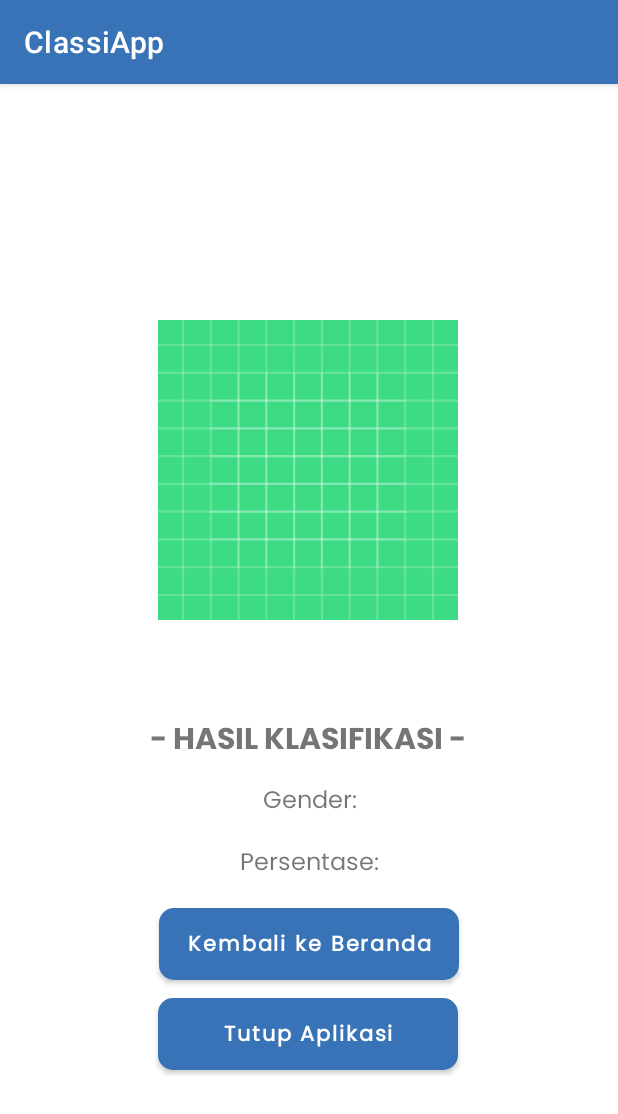
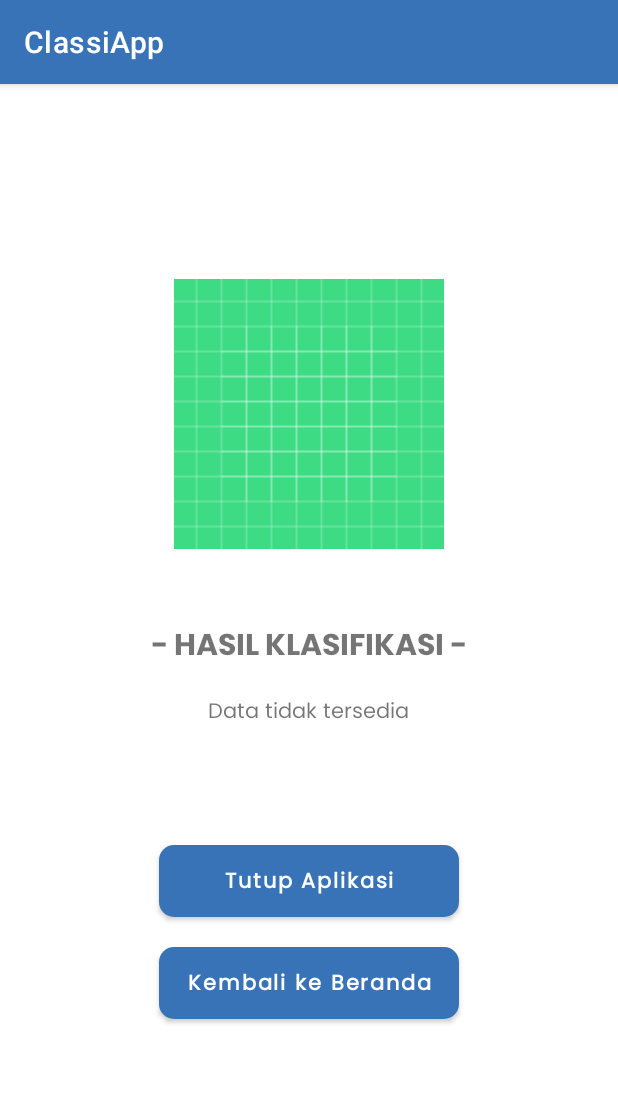
Before and after one commit to winandagreaceas/TA-Classify-MobileApps, an Android app: the ClassificationResultActivity screen opened directly, with no data from a screen before it, on a phone screen of 412 x 824 dp. Shown: the top 1114 px of the screen. Run offline under Robolectric (Android 15) with nearby library versions, the phone set to English and light mode, and no system bars; 1 statement that could not run was skipped.

Commit message:
update-prototipe-ta

```diff
--- a/app/build.gradle.kts
+++ b/app/build.gradle.kts
@@ -49,7 +49,9 @@ dependencies {
     implementation("androidx.constraintlayout:constraintlayout:2.1.4")
     implementation("org.tensorflow:tensorflow-lite-support:0.1.0")
     implementation("org.tensorflow:tensorflow-lite-metadata:0.1.0")
-    implementation("org.tensorflow:tensorflow-lite-gpu:2.3.0")
+//    implementation("org.tensorflow:tensorflow-lite-gpu:2.3.0")
+//    implementation("org.tensorflow:tensorflow-lite-gpu:2.3.0")
+//    implementation("com.google.android.gms:play-services-tflite-acceleration-service:16.0.0-beta01")
     testImplementation("junit:junit:4.13.2")
     androidTestImplementation("androidx.test.ext:junit:1.1.5")
     androidTestImplementation("androidx.test.espresso:espresso-core:3.5.1")
--- a/app/src/main/java/com/example/classiapp_ta2324_10/ClassiApp/ClassificationResultActivity.kt
+++ b/app/src/main/java/com/example/classiapp_ta2324_10/ClassiApp/ClassificationResultActivity.kt
@@ -1,41 +1,42 @@
 package com.example.classiapp_ta2324_10.ClassiApp
+
 import android.content.Intent
-import android.graphics.Bitmap
 import android.net.Uri
+import android.os.Bundle
+import android.widget.Button
+import android.widget.ImageView
+import android.widget.TextView
 import androidx.appcompat.app.AppCompatActivity
-import android.os.Bundle
-import android.provider.MediaStore
 import com.example.classiapp_ta2324_10.R
-import com.example.classiapp_ta2324_10.databinding.ActivityClassificationResultBinding
-import com.example.classiapp_ta2324_10.databinding.ActivityMainBinding
-import org.tensorflow.lite.Interpreter
-import java.io.FileInputStream
-import java.nio.MappedByteBuffer
-import java.nio.channels.FileChannel
 
 class ClassificationResultActivity : AppCompatActivity() {
-    val binding: ActivityClassificationResultBinding by lazy {
-        ActivityClassificationResultBinding.inflate(layoutInflater)
-    }
+    lateinit var btnBeranda: Button
+    lateinit var btnExit: Button
 
     override fun onCreate(savedInstanceState: Bundle?) {
         super.onCreate(savedInstanceState)
-        setContentView(binding.root)
+        setContentView(R.layout.activity_classification_result)
 
-        val imageUriString = intent.getStringExtra("image_uri")
-        val imageUri = Uri.parse(imageUriString)
+        val classificationResult = intent.getStringExtra("textHasil") ?: "Data tidak tersedia"
+        val imageUri = intent.getStringExtra("imageUri")
 
         // Tampilkan gambar pada ImageView
-        binding.imageResult.setImageURI(imageUri)
+        val imageResult = findViewById<ImageView>(R.id.imagePreview)
+        imageResult.setImageURI(Uri.parse(imageUri))
+
+        findViewById<TextView>(R.id.textHasil).text = classificationResult
+
+        btnBeranda = findViewById(R.id.btn_beranda)
+        btnExit = findViewById(R.id.btn_exit)
 
         // Set OnClickListener untuk tombol btn_beranda
-        binding.btnBeranda.setOnClickListener {
+        btnBeranda.setOnClickListener {
             val intent = Intent(this, MainActivity::class.java)
             startActivity(intent)
         }
 
         // Set OnClickListener untuk tombol btn_exit
-        binding.btnExit.setOnClickListener {
+        btnExit.setOnClickListener {
             finishAffinity() // Menutup semua aktivitas dan keluar dari aplikasi
         }
     }
--- a/app/src/main/res/layout/activity_classification_result.xml
+++ b/app/src/main/res/layout/activity_classification_result.xml
@@ -1,5 +1,5 @@
 <?xml version="1.0" encoding="utf-8"?>
-<androidx.constraintlayout.widget.ConstraintLayout xmlns:android="http://schemas.android.com/apk/res/android"
+<RelativeLayout xmlns:android="http://schemas.android.com/apk/res/android"
     xmlns:app="http://schemas.android.com/apk/res-auto"
     xmlns:tools="http://schemas.android.com/tools"
     android:layout_width="match_parent"
@@ -7,95 +7,64 @@
     tools:context=".ClassiApp.ClassificationResultActivity">
 
     <ImageView
-        android:id="@+id/imageResult"
-        android:layout_width="200dp"
-        android:layout_height="300dp"
-        android:layout_alignParentTop="true"
+        android:id="@+id/imagePreview"
+        android:layout_width="180dp"
+        android:layout_height="240dp"
+        android:layout_marginTop="100dp"
+        android:layout_centerHorizontal="true"
         android:contentDescription="Foto"
         android:onClick="pickPhoto"
-        android:src="@drawable/ic_launcher_background"
-        app:layout_constraintBottom_toBottomOf="parent"
-        app:layout_constraintEnd_toEndOf="parent"
-        app:layout_constraintHorizontal_bias="0.497"
-        app:layout_constraintStart_toStartOf="parent"
-        app:layout_constraintTop_toTopOf="parent"
-        app:layout_constraintVertical_bias="0.229" />
+        android:src="@drawable/ic_launcher_background" />
 
     <TextView
-        android:id="@+id/textPercent"
-        style="@style/Text.P5"
+        android:id="@+id/h2_classify"
+        style="@style/TextBold.H3"
         android:layout_width="wrap_content"
         android:layout_height="wrap_content"
-        android:layout_alignParentEnd="true"
-        android:fontFamily="@font/poppins_regular"
-        android:text="@string/percent"
-        android:textAlignment="center"
-        app:layout_constraintBottom_toBottomOf="parent"
-        app:layout_constraintEnd_toEndOf="parent"
-        app:layout_constraintHorizontal_bias="0.501"
-        app:layout_constraintStart_toStartOf="parent"
-        app:layout_constraintTop_toBottomOf="@+id/textGender"
-        app:layout_constraintVertical_bias="0.075" />
+        android:layout_centerHorizontal="true"
+        android:layout_below="@+id/imagePreview"
+        android:layout_marginTop="20dp"
+        android:fontFamily="@font/poppins_bold"
+        android:text="@string/h2_hasil"
+        android:textAlignment="center" />
 
     <TextView
         android:id="@+id/textHasil"
-        style="@style/TextBold.H3"
+        style="@style/Text.P6"
         android:layout_width="wrap_content"
         android:layout_height="wrap_content"
-        android:layout_alignParentEnd="true"
-        android:fontFamily="@font/poppins_bold"
-        android:text="@string/h2_hasil"
-        android:textAlignment="center"
-        app:layout_constraintBottom_toBottomOf="parent"
-        app:layout_constraintEnd_toEndOf="parent"
-        app:layout_constraintHorizontal_bias="0.497"
-        app:layout_constraintStart_toStartOf="parent"
-        app:layout_constraintTop_toBottomOf="@+id/imageResult"
-        app:layout_constraintVertical_bias="0.046" />
+        android:layout_centerHorizontal="true"
+        android:layout_below="@+id/h2_classify"
+        android:layout_marginTop="20dp"
+        android:fontFamily="@font/poppins_regular"
+        android:text="Hasil Klasifikasi Ditampilkan"
+        android:textAlignment="center" />
 
-    <TextView
-        android:id="@+id/textGender"
-        style="@style/Text.P5"
-        android:layout_width="wrap_content"
+    <Button
+        android:id="@+id/btn_exit"
+        style="@style/Text.P6"
+        android:layout_width="200dp"
         android:layout_height="wrap_content"
-        android:layout_alignParentEnd="true"
+        android:layout_centerHorizontal="true"
+        android:layout_below="@+id/textHasil"
+        android:layout_marginTop="80dp"
+        android:background="@drawable/button_rounded"
         android:fontFamily="@font/poppins_regular"
-        android:text="@string/gender"
-        android:textAlignment="center"
-        app:layout_constraintBottom_toBottomOf="parent"
-        app:layout_constraintEnd_toEndOf="parent"
-        app:layout_constraintHorizontal_bias="0.502"
-        app:layout_constraintStart_toStartOf="parent"
-        app:layout_constraintTop_toBottomOf="@+id/textHasil"
-        app:layout_constraintVertical_bias="0.051" />
+        android:text="@string/exitapp_button"
+        android:textAllCaps="false" />
 
     <Button
         android:id="@+id/btn_beranda"
         style="@style/Text.P6"
         android:layout_width="200dp"
         android:layout_height="wrap_content"
+        android:layout_centerHorizontal="true"
+        android:layout_below="@+id/btn_exit"
         android:layout_marginTop="20dp"
         android:background="@drawable/button_rounded"
         android:fontFamily="@font/poppins_regular"
         android:text="@string/backtomain_button"
         android:textAllCaps="false"
-        app:layout_constraintEnd_toEndOf="parent"
-        app:layout_constraintStart_toStartOf="parent"
-        app:layout_constraintTop_toBottomOf="@+id/textPercent" />
+        app:layout_constraintTop_toBottomOf="@+id/textHasil" />
 
-    <Button
-        android:id="@+id/btn_exit"
-        style="@style/Text.P6"
-        android:layout_width="200dp"
-        android:layout_height="wrap_content"
-        android:layout_marginTop="12dp"
-        android:background="@drawable/button_rounded"
-        android:fontFamily="@font/poppins_regular"
-        android:text="@string/exitapp_button"
-        android:textAllCaps="false"
-        app:layout_constraintEnd_toEndOf="parent"
-        app:layout_constraintHorizontal_bias="0.497"
-        app:layout_constraintStart_toStartOf="parent"
-        app:layout_constraintTop_toBottomOf="@+id/btn_beranda" />
-
-</androidx.constraintlayout.widget.ConstraintLayout>
+</RelativeLayout>
```
Also changed, not shown: app/src/main/java/com/example/classiapp_ta2324_10/ClassiApp/MainActivity.kt (+83 -43 lines), app/src/main/res/layout/activity_main.xml (+53 -69 lines), 3 other files.
